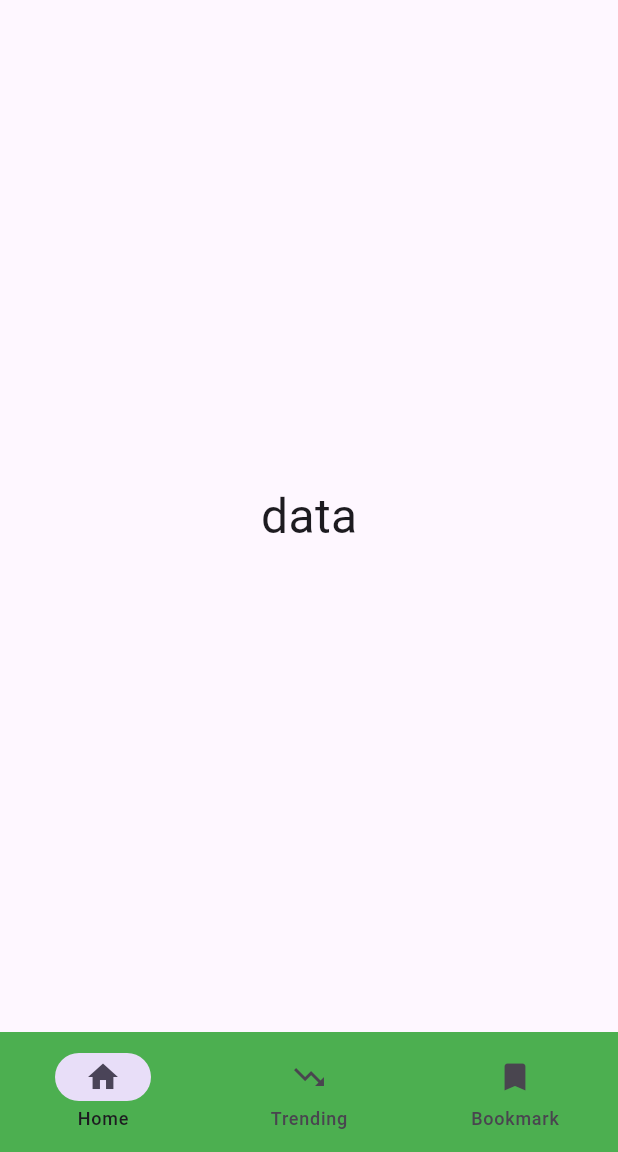
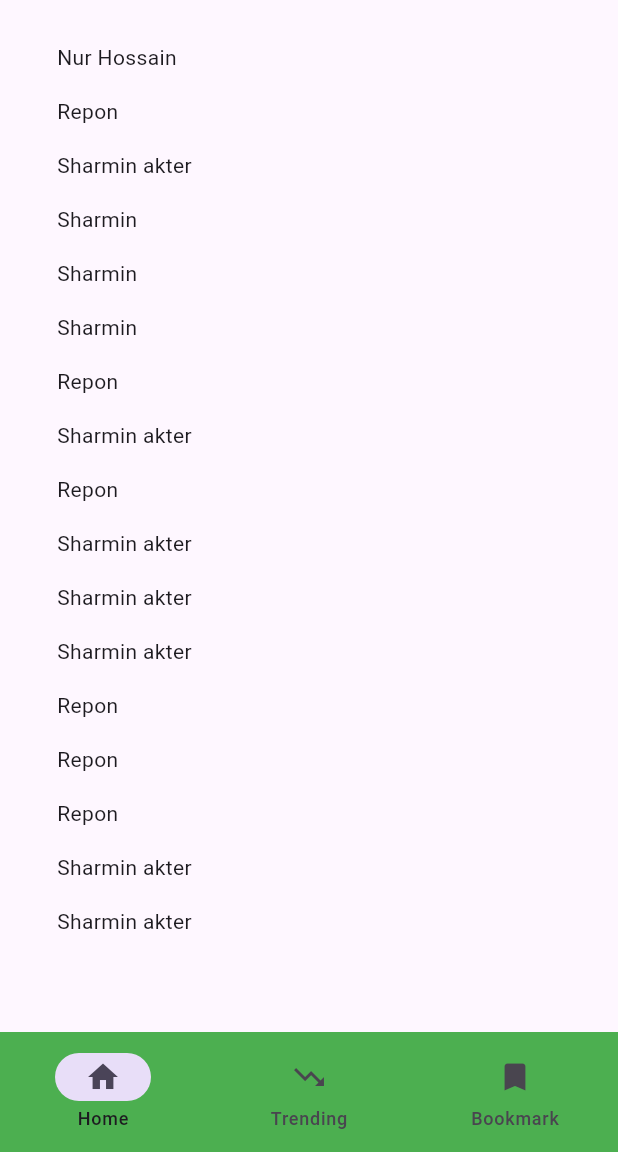
Before and after one commit to Nhrepon/Neural-Quotes-Flutter-App, a Flutter app: the screen it shows after launch, on a phone screen of 412 x 824 dp, the part 84-1236 px from its top. Run offline on Flutter 3.47's test engine with Material 3 defaults, Android fonts, the phone set to English and light mode, and no system bars.

Commit message:
version: 1.0.3

```diff
--- a/lib/main.dart
+++ b/lib/main.dart
@@ -1,47 +1,84 @@
 import 'package:flutter/material.dart';
-
-
 
 void main() {
   runApp(const NeuralQuoutes());
 }
 
-
-
 class NeuralQuoutes extends StatelessWidget {
   const NeuralQuoutes({super.key});
   final String title = "Neural Quotes";
+
   @override
   Widget build(BuildContext context) {
     return MaterialApp(
       title: title,
-        home: Scaffold(
+      home: Home(),
+    );
+  }
+}
 
+class Home extends StatelessWidget {
+  Home({super.key});
+  final String title = "Neural Quotes";
+  List<String> dataList = [
+    "Nur Hossain ",
+    "Repon",
+    "Sharmin akter",
+    "Sharmin",
+    "Sharmin",
+    "Sharmin",
+    "Repon",
+    "Sharmin akter",
+    "Repon",
+    "Sharmin akter",
+    "Sharmin akter",
+    "Sharmin akter",
+    "Repon",
+    "Repon",
+    "Repon",
+    "Sharmin akter",
+    "Sharmin akter",
+  ];
 
+  @override
+  Widget build(BuildContext context) {
+    return Scaffold(
       appBar: AppBar(
         title: Text(title),
         centerTitle: true,
         backgroundColor: Colors.green,
-            leading: Icon(Icons.menu),
-            actions: <Widget>[
+        //leading: Icon(Icons.menu),
+        actions: [
           IconButton(
             icon: Icon(Icons.verified_user_sharp),
             tooltip: "Appbar actions",
-                onPressed: (){
-
-                },
+            onPressed: () {},
           )
         ],
       ),
 
 
+      drawer: Drawer(
+        width: 300,
+        shadowColor: Colors.black,
+        child: Column(
+          children: [Text("Drawer title")],
+        ),
+      ),
 
 
 
-          body: Center(
-            child: Text("data", style: TextStyle(fontSize: 32),),
+      body: Scrollbar(
+        child: ListView.builder(
+            padding: EdgeInsets.symmetric(vertical: 20, horizontal: 30),
+            itemCount: dataList.length,
+            itemBuilder: (context, index) {
+              return Padding(
+                padding: const EdgeInsets.all(8.0),
+                child: Text(dataList[index]),
+              );
+            }),
       ),
-
 
 
 
@@ -50,19 +87,11 @@ class NeuralQuoutes extends StatelessWidget {
         backgroundColor: Colors.green,
         destinations: [
           NavigationDestination(icon: Icon(Icons.home), label: "Home"),
-              NavigationDestination(icon: Icon(Icons.trending_down), label: "Trending"),
+          NavigationDestination(
+              icon: Icon(Icons.trending_down), label: "Trending"),
           NavigationDestination(icon: Icon(Icons.bookmark), label: "Bookmark"),
         ],
-
-
       ),
-
-
-
-
-
-        )
-
     );
   }
 }
```
Also changed, not shown: pubspec.lock. Lines whose indentation alone changed are shown as unchanged.
